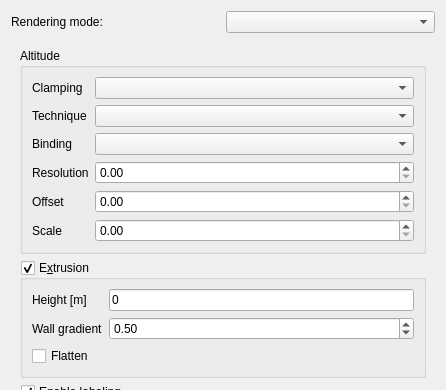
Before: the Qt Designer form src/plugins/globe/qgsglobevectorlayerpropertiespage.ui in kadas-albireo/kadas-albireo, drawn with Qt 5; both pictures show x 0 to 446 and y 0 to 390 of the 446 by 580 pixel window.
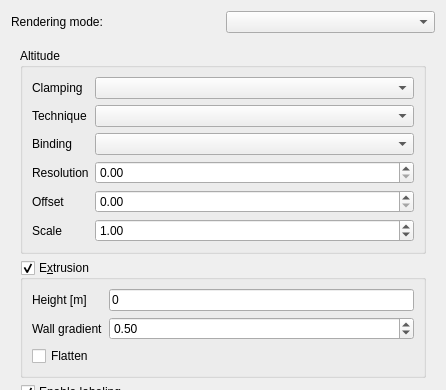
After: the same form once the commit is applied. Custom widgets are drawn as their Qt base class.

Commit message: [Globe] Default to 1 for altitude symbol height scale

What changed in the file:
```diff
--- a/src/plugins/globe/qgsglobevectorlayerpropertiespage.ui
+++ b/src/plugins/globe/qgsglobevectorlayerpropertiespage.ui
@@ -130,6 +130,9 @@
             <property name="toolTip">
              <string>Scale factor to apply to geometry Z</string>
             </property>
+            <property name="value">
+             <double>1.000000000000000</double>
+            </property>
            </widget>
           </item>
          </layout>
```
The commit also changes 2 other files.
